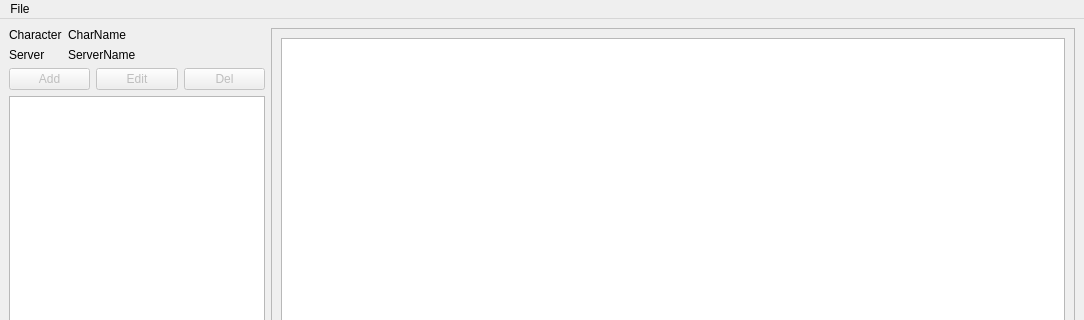
This is gui/MainWindow.ui in dstufft/buffbot as Qt 5 draws it before an edit; both pictures show x 0 to 1084 and y 0 to 320 of the 1084 by 650 pixel window. The edited form follows.
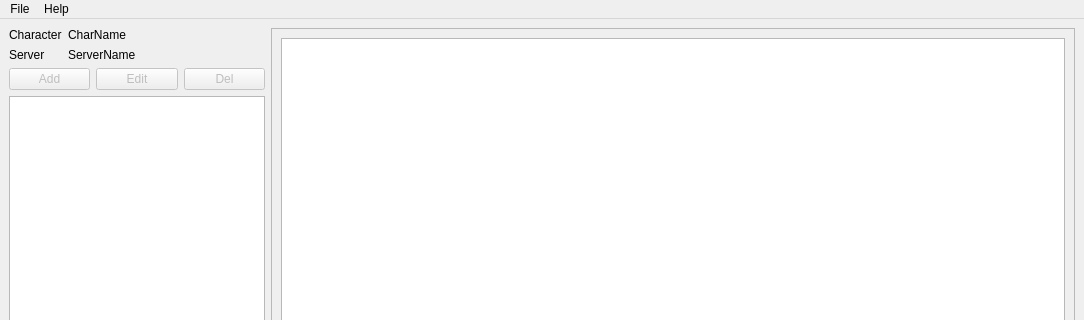
This is the edited form.

The edit to the form file:
```diff
--- a/gui/MainWindow.ui
+++ b/gui/MainWindow.ui
@@ -193,7 +193,14 @@
     </property>
     <addaction name="action_Open"/>
    </widget>
+   <widget class="QMenu" name="menuHelp">
+    <property name="title">
+     <string>Help</string>
+    </property>
+    <addaction name="actionUpdate_BuffBot"/>
+   </widget>
    <addaction name="menuFile"/>
+   <addaction name="menuHelp"/>
   </widget>
   <widget class="QStatusBar" name="statusbar"/>
   <action name="actionOpen_Log_File">
```
Left out of the diff: 20 changed lines with no effect on the pictures.
